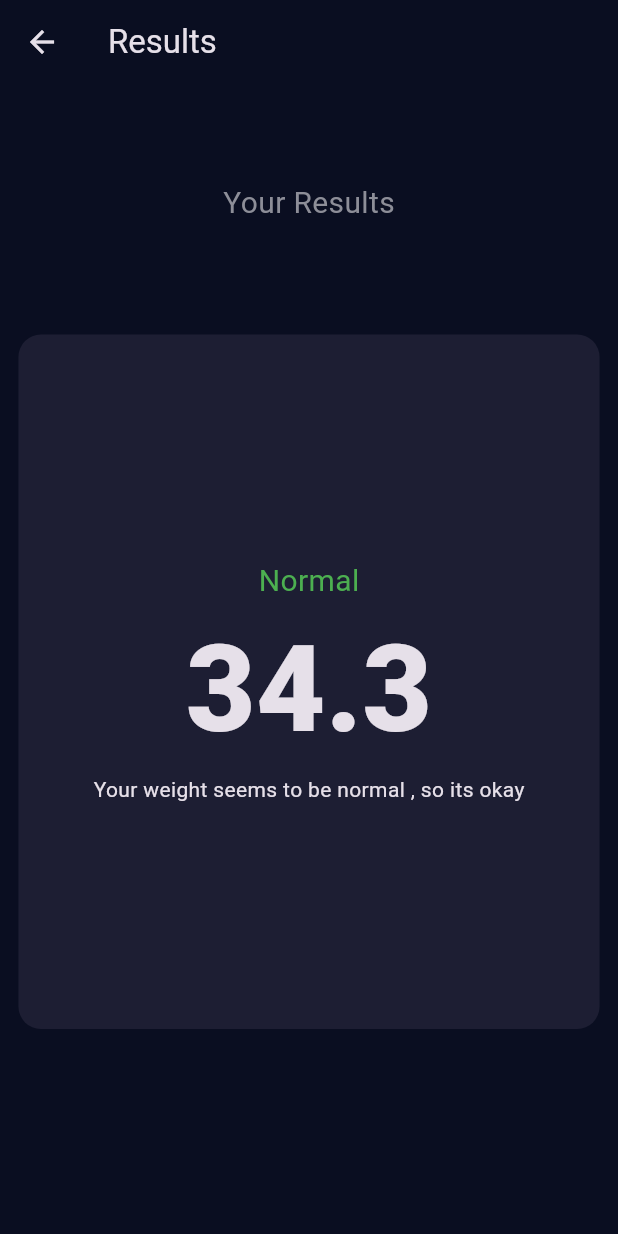
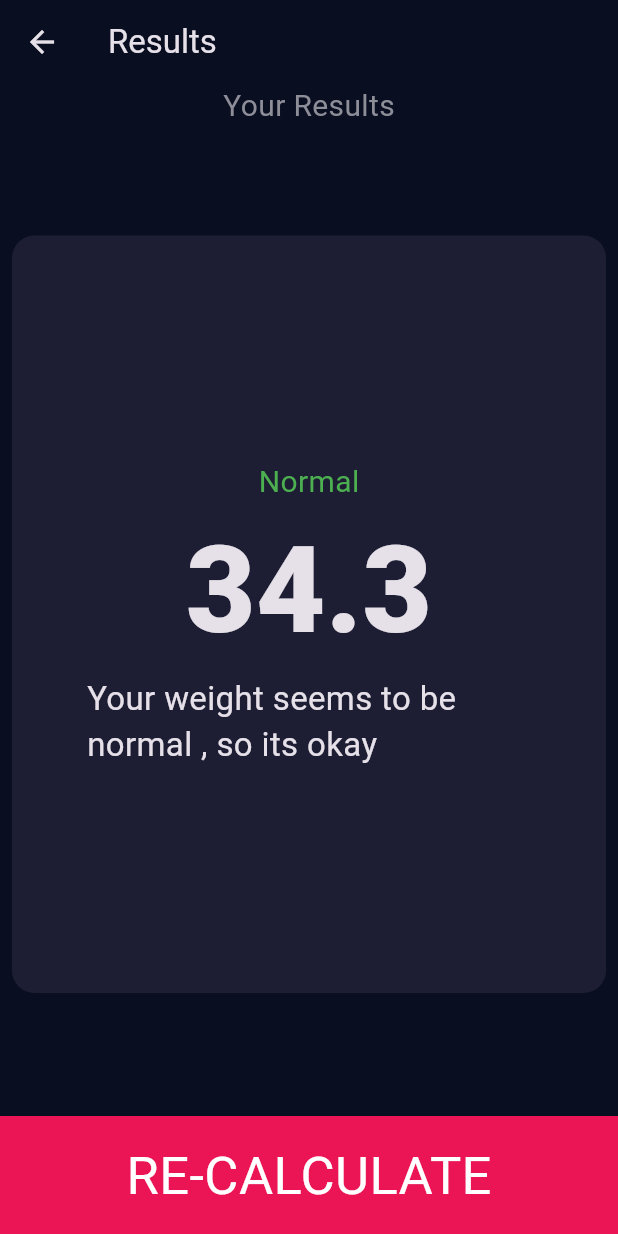
Before and after one commit to Joshua-100/bmi_calculator, a Flutter app: the ResultsPage screen opened directly, on a phone screen of 412 x 824 dp. Run offline on Flutter 3.47's test engine with Material 3 defaults, Android fonts, the phone set to English and light mode, and no system bars; our stand-ins replace font_awesome_flutter; missing offline and left inert: dart:ffi.

Commit message:
Added button to the results page, it navigates back to input page,

```diff
--- a/lib/pages/results_page.dart
+++ b/lib/pages/results_page.dart
@@ -1,5 +1,6 @@
 import 'dart:ffi';
 
+import 'package:bmi_calculator/components/bottom_button.dart';
 import 'package:bmi_calculator/constants.dart';
 import 'package:flutter/material.dart';
 import 'package:bmi_calculator/components/reusable_card.dart';
@@ -14,7 +15,7 @@ class ResultsPage extends StatelessWidget {
           title: const Text("Results"),
         ),
         body: Column(
-          mainAxisAlignment: MainAxisAlignment.spaceEvenly,
+          mainAxisAlignment: MainAxisAlignment.spaceBetween,
           children: [
             Center(
               child: Text(
@@ -36,13 +37,14 @@ class ResultsPage extends StatelessWidget {
                       "34.3",
                       style: kNumberTextStyle,
                     ),
-                    Text("Your weight seems to be normal , so its okay")
+                    Text("Your weight seems to be normal , so its okay", style: TextStyle(fontSize: 22),)
                   ],
                 ),
               ),
               color: kActiveCardColor,
             ),
-            Container()
+            MyButton(
+                text: "RE-CALCULATE", onPressed: () => Navigator.pop(context))
           ],
         ));
   }
```
Also changed, not shown: lib/components/input_page.dart (+4 -10 lines).
